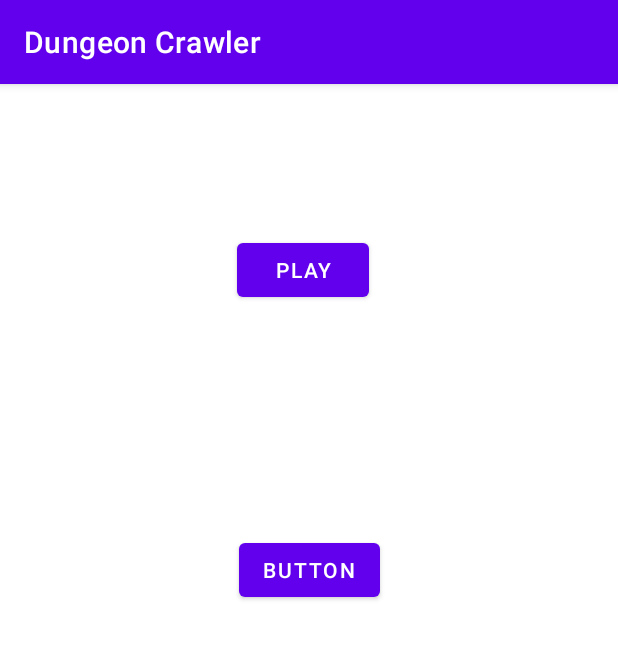
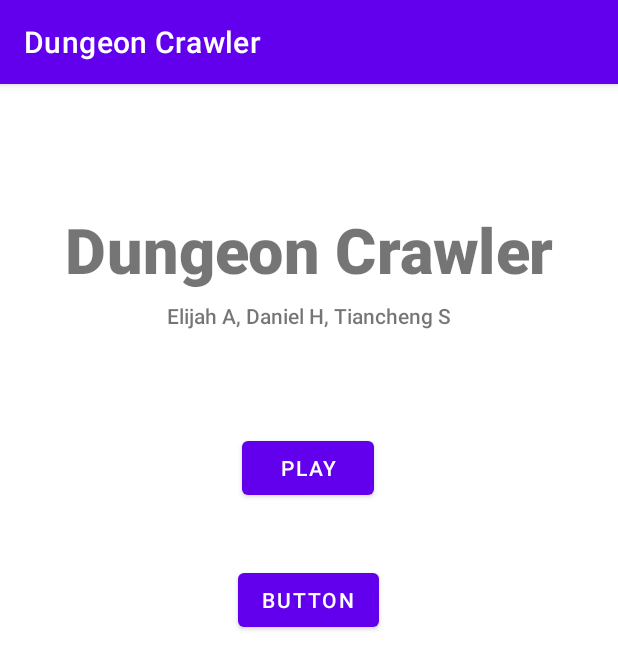
Before and after one commit to dhelfrich/DungeonCrawler, an Android app: the screen it shows after launch (MainActivity), on a phone screen of 412 x 824 dp. Shown: the top 669 px of the screen. Run offline under Robolectric (Android 15) with nearby library versions, the phone set to English and light mode, and no system bars.

```diff
--- a/app/src/main/res/layout/activity_main.xml
+++ b/app/src/main/res/layout/activity_main.xml
@@ -1,5 +1,5 @@
 <?xml version="1.0" encoding="utf-8"?>
-<RelativeLayout
+<androidx.constraintlayout.widget.ConstraintLayout
         xmlns:android="http://schemas.android.com/apk/res/android"
         xmlns:tools="http://schemas.android.com/tools"
         xmlns:app="http://schemas.android.com/apk/res-auto"
@@ -11,25 +11,50 @@
         android:id="@+id/playButton"
         android:layout_width="wrap_content"
         android:layout_height="wrap_content"
-        android:layout_marginStart="158dp"
-        android:layout_marginTop="100dp"
-        android:layout_marginEnd="159dp"
+        android:layout_alignParentStart="true"
+        android:layout_alignParentEnd="true"
+        android:layout_marginTop="68dp"
         android:text="Play"
         app:layout_constraintEnd_toEndOf="parent"
+        app:layout_constraintHorizontal_bias="0.498"
         app:layout_constraintStart_toStartOf="parent"
-        app:layout_constraintTop_toTopOf="parent" />
+        app:layout_constraintTop_toBottomOf="@+id/textView5" />
 
     <Button
         android:id="@+id/button2"
         android:layout_width="wrap_content"
         android:layout_height="wrap_content"
-        android:layout_marginStart="159dp"
-        android:layout_marginTop="300dp"
-        android:layout_marginEnd="158dp"
+        android:layout_marginTop="40dp"
         android:text="Button"
         app:layout_constraintEnd_toEndOf="parent"
-        app:layout_constraintHorizontal_bias="1.0"
+        app:layout_constraintHorizontal_bias="0.498"
+        app:layout_constraintStart_toStartOf="parent"
+        app:layout_constraintTop_toBottomOf="@+id/playButton" />
+
+    <TextView
+        android:id="@+id/textView4"
+        android:layout_width="wrap_content"
+        android:layout_height="wrap_content"
+        android:layout_marginTop="100dp"
+        android:fontFamily="sans-serif-black"
+        android:scaleX="3"
+        android:scaleY="3"
+        android:text="@string/menuTitle"
+        app:layout_constraintEnd_toEndOf="parent"
         app:layout_constraintStart_toStartOf="parent"
         app:layout_constraintTop_toTopOf="parent" />
 
-</RelativeLayout>
+    <TextView
+        android:id="@+id/textView5"
+        android:layout_width="wrap_content"
+        android:layout_height="wrap_content"
+        android:layout_marginTop="25dp"
+        android:fontFamily="sans-serif-medium"
+        android:scaleX="1"
+        android:scaleY="1"
+        android:text="@string/menuCredits"
+        app:layout_constraintEnd_toEndOf="parent"
+        app:layout_constraintStart_toStartOf="parent"
+        app:layout_constraintTop_toBottomOf="@+id/textView4" />
+
+</androidx.constraintlayout.widget.ConstraintLayout>
--- a/app/src/main/res/values/strings.xml
+++ b/app/src/main/res/values/strings.xml
@@ -1,3 +1,5 @@
 <resources>
     <string name="app_name">Dungeon Crawler</string>
+    <string name="menuTitle">Dungeon Crawler</string>
+    <string name="menuCredits">Elijah A, Daniel H, Tiancheng S</string>
 </resources>
```
